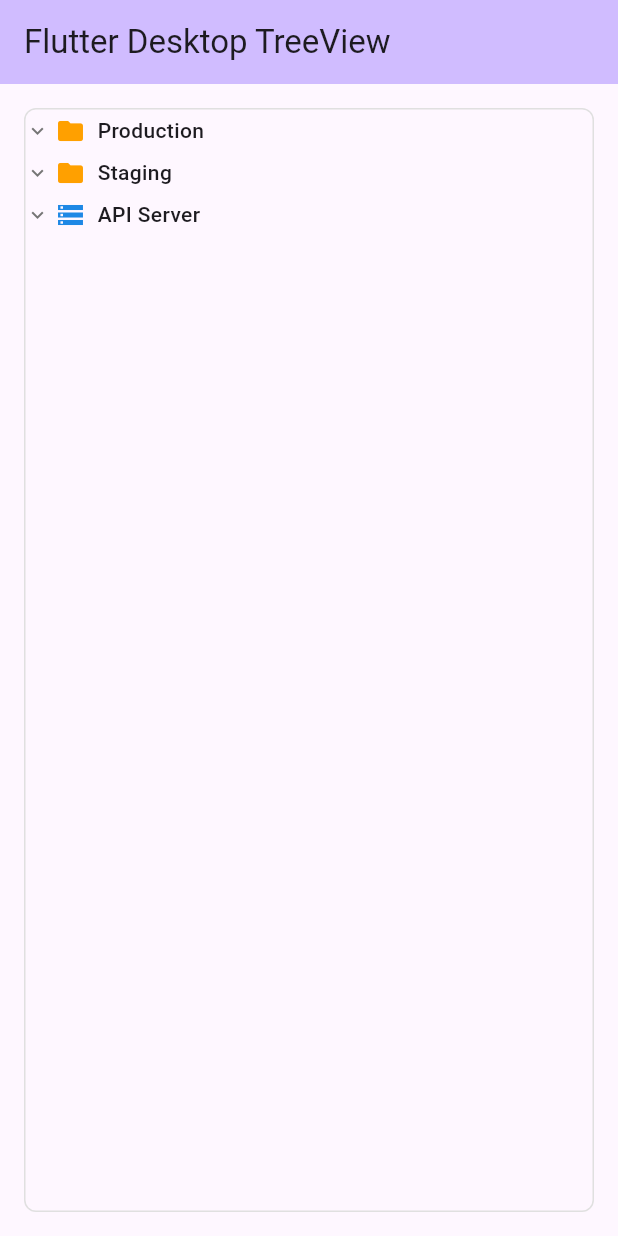
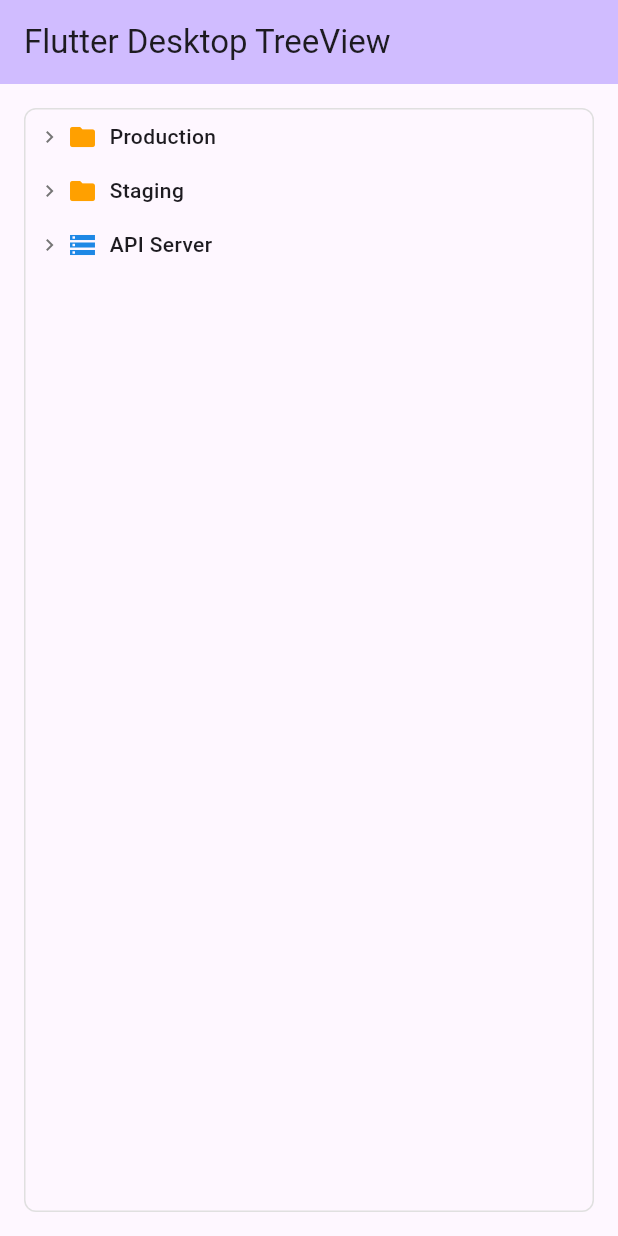
Before and after one commit to kihyun1998/flutter_folder_view, a Flutter app: the screen it shows after launch, on a phone screen of 412 x 824 dp. Run offline on Flutter 3.47's test engine with Material 3 defaults, Android fonts, the phone set to English and light mode, and no system bars.

Commit message:
update: width 정하기

```diff
--- a/lib/widgets/tree_view/tree_view.dart
+++ b/lib/widgets/tree_view/tree_view.dart
@@ -1,5 +1,4 @@
 import 'package:flutter/material.dart';
-import 'package:flutter_folder_view/widgets/custom_expansion_tile.dart';
 
 import '../../models/tree_node.dart';
 import '../custom_inkwell.dart';
@@ -97,17 +96,33 @@ class _TreeViewState extends State<TreeView> {
 
     return Padding(
       padding: EdgeInsets.only(left: indent),
-      child: CustomExpansionTile(
-        isExpanded: isExpanded,
-        spacing: widget.nodeSpacing,
-        leading: Icon(
-          Icons.keyboard_arrow_down,
+      child: Column(
+        crossAxisAlignment: CrossAxisAlignment.start,
+        children: [
+          // 폴더 헤더를 Container로 감싸서 content-sized width 적용
+          Container(
+            padding: const EdgeInsets.symmetric(horizontal: 8, vertical: 4),
+            decoration: BoxDecoration(
+              borderRadius: BorderRadius.circular(4),
+              color: Colors.transparent,
+            ),
+            child: InkWell(
+              onTap: () => _toggleExpansion(folder.id),
+              borderRadius: BorderRadius.circular(4),
+              child: Padding(
+                padding: EdgeInsets.symmetric(vertical: widget.nodeSpacing),
+                child: Row(
+                  mainAxisSize: MainAxisSize.min, // 핵심: 컨텐츠 크기에 맞춤
+                  children: [
+                    RotationTransition(
+                      turns: AlwaysStoppedAnimation(isExpanded ? 0.25 : 0.0),
+                      child: Icon(
+                        Icons.keyboard_arrow_right,
                         size: 16,
                         color: Colors.grey.shade600,
                       ),
-        title: Row(
-          mainAxisSize: MainAxisSize.min,
-          children: [
+                    ),
+                    const SizedBox(width: 4),
                     Icon(
                       isExpanded ? Icons.folder_open : Icons.folder,
                       color: Colors.amber.shade700,
@@ -121,12 +136,15 @@ class _TreeViewState extends State<TreeView> {
                         fontSize: 14,
                       ),
                     ),
+                    const SizedBox(width: 8), // 오른쪽 여백
                   ],
                 ),
-        children: children,
-        onExpansionChanged: (expanded) {
-          _toggleExpansion(folder.id);
-        },
+              ),
+            ),
+          ),
+          // 자식 노드들
+          if (isExpanded) ...children,
+        ],
       ),
     );
   }
@@ -142,17 +160,33 @@ class _TreeViewState extends State<TreeView> {
 
     return Padding(
       padding: EdgeInsets.only(left: indent),
-      child: CustomExpansionTile(
-        isExpanded: isExpanded,
-        spacing: widget.nodeSpacing,
-        leading: Icon(
-          Icons.keyboard_arrow_down,
+      child: Column(
+        crossAxisAlignment: CrossAxisAlignment.start,
+        children: [
+          // 노드 헤더를 Container로 감싸서 content-sized width 적용
+          Container(
+            padding: const EdgeInsets.symmetric(horizontal: 8, vertical: 4),
+            decoration: BoxDecoration(
+              borderRadius: BorderRadius.circular(4),
+              color: Colors.transparent,
+            ),
+            child: InkWell(
+              onTap: () => _toggleExpansion(node.id),
+              borderRadius: BorderRadius.circular(4),
+              child: Padding(
+                padding: EdgeInsets.symmetric(vertical: widget.nodeSpacing),
+                child: Row(
+                  mainAxisSize: MainAxisSize.min, // 핵심: 컨텐츠 크기에 맞춤
+                  children: [
+                    RotationTransition(
+                      turns: AlwaysStoppedAnimation(isExpanded ? 0.25 : 0.0),
+                      child: Icon(
+                        Icons.keyboard_arrow_right,
                         size: 16,
                         color: Colors.grey.shade600,
                       ),
-        title: Row(
-          mainAxisSize: MainAxisSize.min,
-          children: [
+                    ),
+                    const SizedBox(width: 4),
                     Icon(
                       isExpanded ? Icons.dns : Icons.storage,
                       color: Colors.blue.shade600,
@@ -166,12 +200,15 @@ class _TreeViewState extends State<TreeView> {
                         fontSize: 14,
                       ),
                     ),
+                    const SizedBox(width: 8), // 오른쪽 여백
                   ],
                 ),
-        children: children,
-        onExpansionChanged: (expanded) {
-          _toggleExpansion(node.id);
-        },
+              ),
+            ),
+          ),
+          // 자식 노드들
+          if (isExpanded) ...children,
+        ],
       ),
     );
   }
@@ -180,15 +217,21 @@ class _TreeViewState extends State<TreeView> {
   Widget _buildAccountItem(Account account, int depth, double indent) {
     return Padding(
       padding: EdgeInsets.only(left: indent),
+      child: Container(
+        padding: const EdgeInsets.symmetric(horizontal: 8, vertical: 4),
+        decoration: BoxDecoration(
+          borderRadius: BorderRadius.circular(4),
+          color: Colors.transparent,
+        ),
         child: CustomInkwell(
           onDoubleTap: () => widget.onAccountDoubleClick?.call(account),
           onRightClick: () => widget.onAccountRightClick?.call(account),
+          borderRadius: BorderRadius.circular(4),
           child: Padding(
             padding: EdgeInsets.symmetric(vertical: widget.nodeSpacing),
             child: Row(
+              mainAxisSize: MainAxisSize.min, // 핵심: 컨텐츠 크기에 맞춤
               children: [
-              // chevron 아이콘 자리 (Account는 확장되지 않으므로 빈 공간)
-              const SizedBox(width: 16),
                 const SizedBox(width: 8),
                 Icon(
                   Icons.account_circle,
@@ -202,7 +245,9 @@ class _TreeViewState extends State<TreeView> {
                     fontSize: 14,
                   ),
                 ),
+                const SizedBox(width: 8), // 오른쪽 여백
               ],
+            ),
           ),
         ),
       ),
```
Also changed, not shown: 1 other file. Lines whose indentation alone changed are shown as unchanged.
